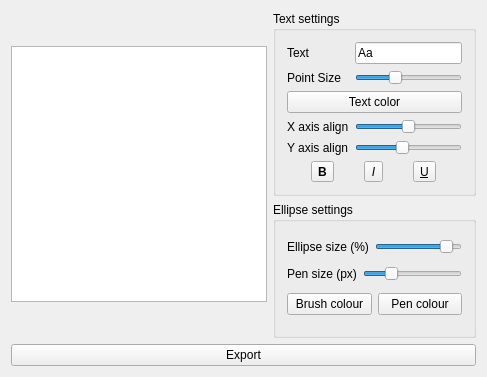
First picture: the form in iconmaker.ui, repository FrankMamuda/burningicon, before the edit.
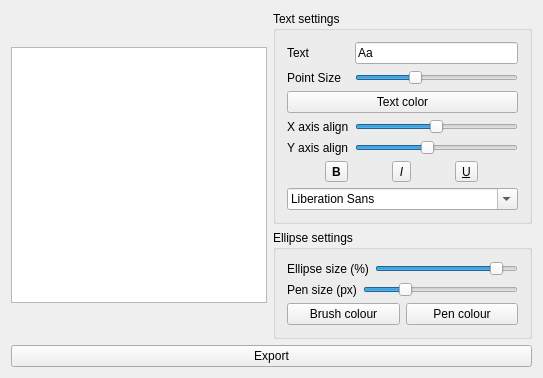
Second picture: the form after the edit. Icons and pictures are not drawn. Custom widgets are drawn as their Qt base class.

Diff of the .ui file:
```diff
--- a/iconmaker.ui
+++ b/iconmaker.ui
@@ -6,8 +6,8 @@
    <rect>
     <x>0</x>
     <y>0</y>
-    <width>487</width>
-    <height>377</height>
+    <width>495</width>
+    <height>373</height>
    </rect>
   </property>
   <property name="windowTitle">
@@ -174,6 +174,9 @@
          </item>
         </layout>
        </item>
+       <item row="6" column="0" colspan="2">
+        <widget class="QFontComboBox" name="fontCombo"/>
+       </item>
       </layout>
      </widget>
     </item>
```
Left out of the diff: 66 changed lines with no effect on the pictures.
